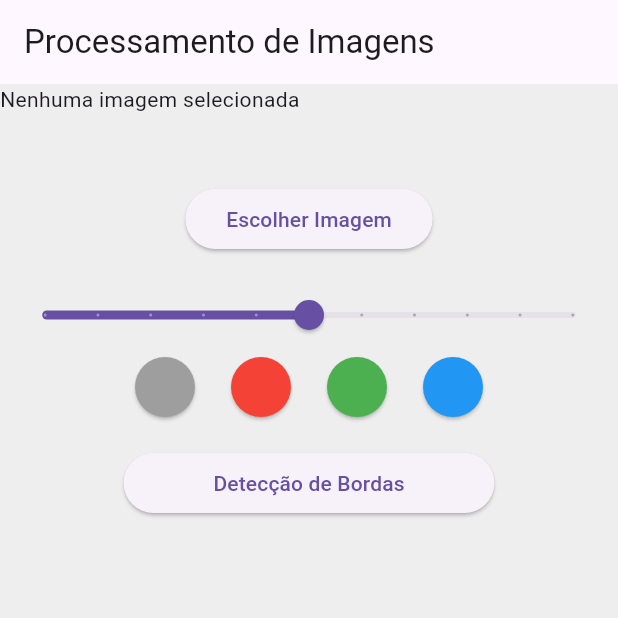
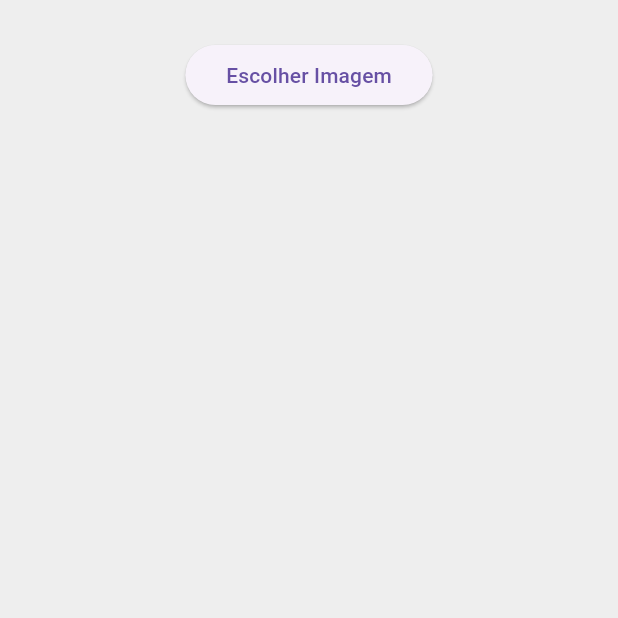
Before and after one commit to KUMAKO55229/ImageProcessingApp, a Flutter app: the screen it shows after launch, on a phone screen of 412 x 824 dp, the top half of it. Run offline on Flutter 3.47's test engine with Material 3 defaults, Android fonts, the phone set to English and light mode, and no system bars; our stand-ins replace image_picker.

Commit message:
UI ajustments

```diff
--- a/image_processing_app/lib/screens/image_processor_screen.dart
+++ b/image_processing_app/lib/screens/image_processor_screen.dart
@@ -13,29 +13,43 @@ class ImageProcessorScreen extends StatelessWidget {
     final size = MediaQuery.sizeOf(context);
 
     return Scaffold(
-      appBar: AppBar(title: const Text('Processamento de Imagens')),
       body: ListView(
         children: [
-          imageProvider.imageFile == null
-              ? const Text('Nenhuma imagem selecionada')
-              : Image.file(imageProvider.imageFile!, height: 200),
           const SizedBox(height: 10),
           imageProvider.filteredImage == null
-              ? Container()
-              : Image.memory(
+              ? imageProvider.imageFile == null
+                  ? SizedBox.shrink()
+                  : Padding(
+                      padding: const EdgeInsets.all(16.0),
+                      child: Image.file(imageProvider.imageFile!,
+                          height: size.height * 0.4),
+                    )
+              : Padding(
+                  padding: const EdgeInsets.all(16.0),
+                  child: Image.memory(
                       Uint8List.fromList(
                           img.encodePng(imageProvider.filteredImage!)),
-                  height: 200),
-          const SizedBox(height: 20),
-          Padding(
+                      height: size.height * 0.4),
+                ),
+          Consumer<ImageManager>(
+            builder: (BuildContext context, ImageManager imageManager,
+                Widget? child) {
+              return Padding(
                 padding: EdgeInsets.symmetric(
                     vertical: 16, horizontal: size.width * 0.3),
                 child: ElevatedButton(
                   onPressed: imageProvider.pickImage,
-              child: const Text('Escolher Imagem'),
+                  child: (imageProvider.imageFile == null &&
+                          imageProvider.filteredImage == null)
+                      ? const Text('Escolher Imagem')
+                      : const Text('Trocar Imagem'),
                 ),
+              );
+            },
           ),
-          Padding(
+          imageProvider.imageFile == null
+              ? SizedBox.shrink()
+              : Padding(
                   padding: EdgeInsets.symmetric(horizontal: size.width * 0.01),
                   child: Slider(
                     value: imageProvider.filterIntensity,
@@ -43,10 +57,13 @@ class ImageProcessorScreen extends StatelessWidget {
                     max: 2.0,
                     divisions: 10,
                     label: imageProvider.filterIntensity.toStringAsFixed(1),
-              onChanged: (value) => imageProvider.setFilterIntensity(value),
+                    onChanged: (value) =>
+                        imageProvider.setFilterIntensity(value),
                   ),
                 ),
-          Row(
+          imageProvider.imageFile == null
+              ? SizedBox.shrink()
+              : Row(
                   mainAxisAlignment: MainAxisAlignment.center,
                   children: [
                     _buildColorButton(context, 'grayscale', Colors.grey),
@@ -55,11 +72,14 @@ class ImageProcessorScreen extends StatelessWidget {
                     _buildColorButton(context, 'blue_channel', Colors.blue),
                   ],
                 ),
-          Padding(
+          imageProvider.imageFile == null
+              ? SizedBox.shrink()
+              : Padding(
                   padding: EdgeInsets.symmetric(
                       vertical: 16, horizontal: size.width * 0.2),
                   child: ElevatedButton(
-              onPressed: () => imageProvider.applyFilter('edge_detection'),
+                    onPressed: () =>
+                        imageProvider.applyFilter('edge_detection'),
                     child: const Text('Detecção de Bordas'),
                   ),
                 ),
```
Lines whose indentation alone changed are shown as unchanged.
